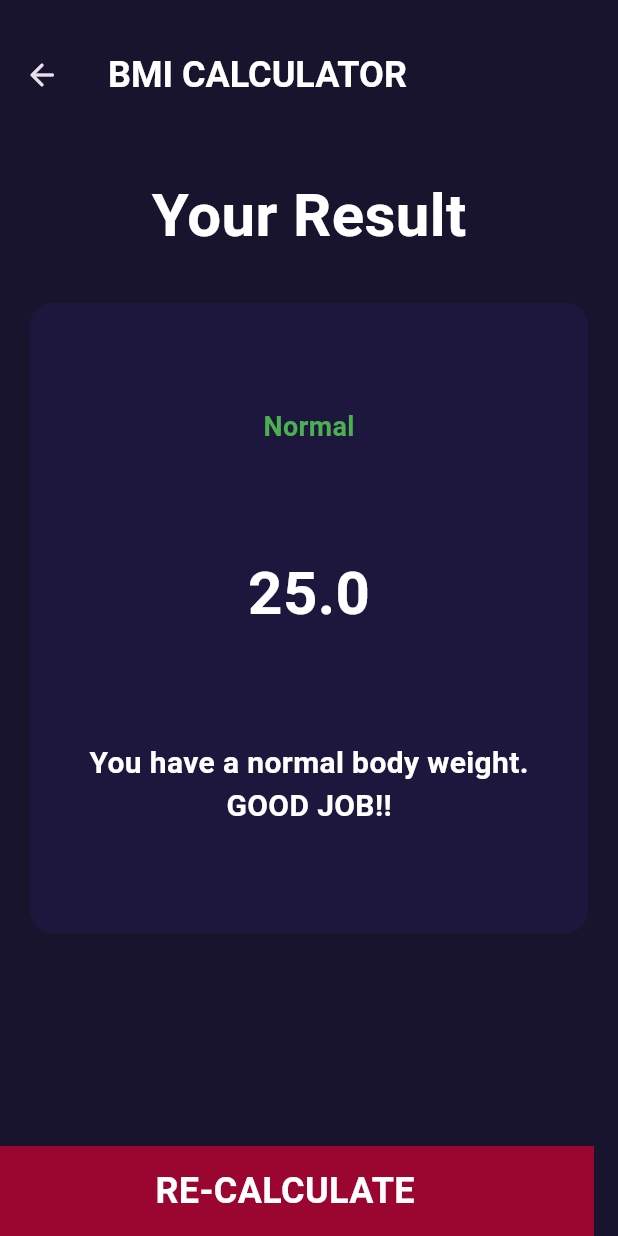
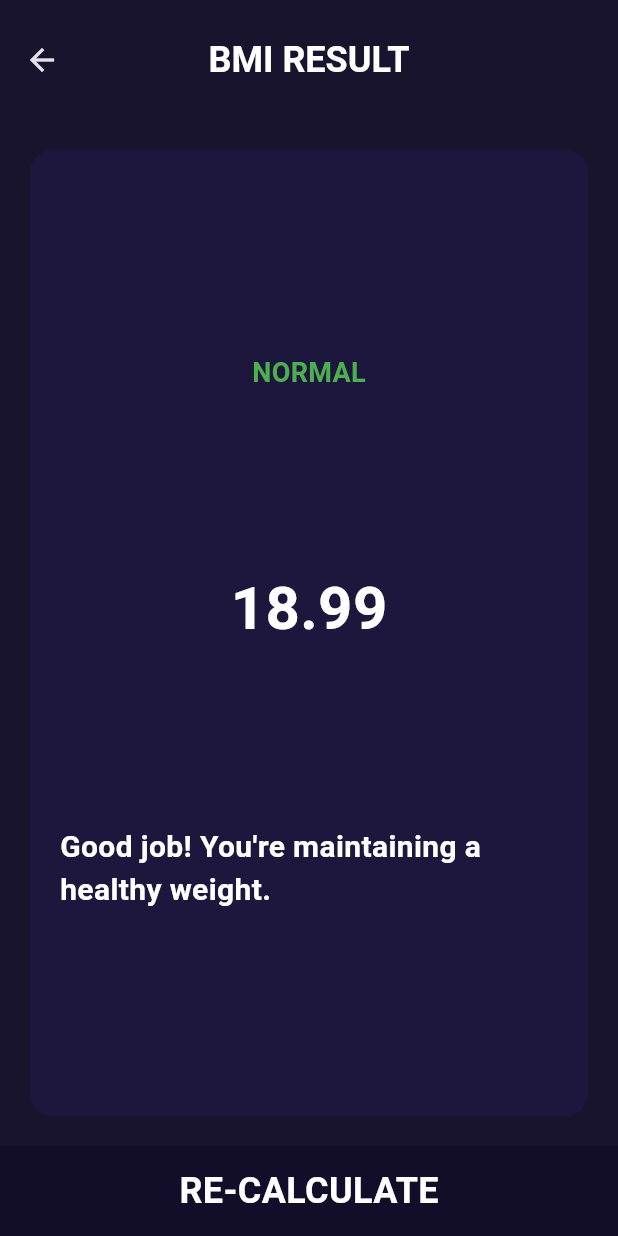
Before and after one commit to rajukarki467/bmi_calculator, a Flutter app: the screen it shows after launch, after a tap on the "remove" icon, after a tap on the "add" icon, after a tap on "CALCULATE", on a phone screen of 412 x 824 dp. Run offline on Flutter 3.47's test engine with Material 3 defaults, Android fonts, the phone set to English and light mode, and no system bars.

Commit message:
complete bmi calculator

```diff
--- a/lib/constants/colors.dart
+++ b/lib/constants/colors.dart
@@ -10,4 +10,5 @@ class CustomColor {
   static const Color yellowPimary = Color(0xffffaf29);
   static const Color whitePrimary = Color(0xffeaeaeb);
   static const Color whiteSecondary = Color(0xffc8c9ce);
+  static const Color appBar = Color.fromARGB(255, 18, 14, 42);
 }
--- a/lib/pages/bmiresultpage.dart
+++ b/lib/pages/bmiresultpage.dart
@@ -1,22 +1,22 @@
-import 'package:bmi_calculator/widgets/bmiWidgets.dart';
+// ignore_for_file: public_member_api_docs, sort_constructors_first
+import 'package:bmi_calculator/constants/colors.dart';
 import 'package:flutter/material.dart';
 
+import 'package:bmi_calculator/utils/bmi_helper.dart';
+import 'package:bmi_calculator/widgets/bmiWidgets.dart';
+
 class Bmiresultpage extends StatelessWidget {
-  const Bmiresultpage({super.key});
+  const Bmiresultpage({super.key, required this.result});
+  final BMIResult result;
 
   @override
   Widget build(BuildContext context) {
     return Scaffold(
       appBar: AppBar(
-        leading: IconButton(
-          onPressed: () {
-            Navigator.pop(context);
-          },
-          icon: Icon(Icons.arrow_back_rounded),
-        ),
-        toolbarHeight: 100,
+        toolbarHeight: 80,
+        centerTitle: true,
         title: Text(
-          "BMI CALCULATOR",
+          "BMI RESULT",
           style: TextStyle(
             fontSize: 24,
             fontWeight: FontWeight.bold,
@@ -30,20 +30,11 @@ class Bmiresultpage extends StatelessWidget {
       body: Center(
         child: Column(
           children: [
-            SizedBox(height: 15),
-            Text(
-              "Your Result",
-              style: TextStyle(
-                fontSize: 40,
-                fontWeight: FontWeight.bold,
-                color: Colors.white,
-              ),
-            ),
-            SizedBox(height: 30),
-            Container(
-              margin: EdgeInsets.symmetric(horizontal: 20),
-              padding: EdgeInsets.symmetric(horizontal: 10),
-              height: 420,
+            Expanded(
+              child: Container(
+                margin: EdgeInsets.all(20),
+                padding: EdgeInsets.all(20),
+                // height: 420,
                 width: double.infinity,
                 decoration: BoxDecoration(
                   color: Color.fromARGB(255, 29, 23, 61),
@@ -53,44 +44,33 @@ class Bmiresultpage extends StatelessWidget {
                   mainAxisAlignment: MainAxisAlignment.spaceEvenly,
                   children: [
                     Bmiwidgets.customText1(
-                    text: "Normal",
+                      text: result.state,
                       fsi: 18,
                       color: Colors.green,
                     ),
                     Bmiwidgets.customText1(
-                    text: "25.0",
+                      text: result.value.toStringAsPrecision(4),
                       fsi: 40,
                       color: Colors.white,
                     ),
 
-                  Column(
-                    children: [
                     Bmiwidgets.customText1(
-                        text: "You have a normal body weight.",
-                        fsi: 20,
-                        color: Colors.white,
-                      ),
-                      Bmiwidgets.customText1(
-                        text: "GOOD JOB!!",
+                      text: result.message,
                       fsi: 20,
                       color: Colors.white,
                     ),
                   ],
                 ),
-                ],
               ),
             ),
-          ],
-        ),
-      ),
-      floatingActionButton: GestureDetector(
+            GestureDetector(
               onTap: () {
                 Navigator.pop(context);
               },
               child: Container(
                 height: 60,
                 width: double.infinity,
-          decoration: BoxDecoration(color: Color.fromARGB(223, 174, 4, 50)),
+                decoration: BoxDecoration(color: CustomColor.appBar),
                 child: Center(
                   child: Text(
                     "RE-CALCULATE",
@@ -103,7 +83,9 @@ class Bmiresultpage extends StatelessWidget {
                 ),
               ),
             ),
-      floatingActionButtonLocation: FloatingActionButtonLocation.endDocked,
+          ],
+        ),
+      ),
     );
   }
 }
--- a/lib/pages/homebmiscreen.dart
+++ b/lib/pages/homebmiscreen.dart
@@ -1,4 +1,6 @@
+import 'package:bmi_calculator/constants/colors.dart';
 import 'package:bmi_calculator/pages/bmiresultpage.dart';
+import 'package:bmi_calculator/utils/bmi_helper.dart';
 import 'package:bmi_calculator/widgets/bmiWidgets.dart';
 import 'package:flutter/material.dart';
 
@@ -13,23 +15,34 @@ class _HomebmiscreenState extends State<Homebmiscreen> {
   double weightvalue = 55;
   double agevalue = 20;
   bool isSelected = false;
-  String? selectGender;
+  Gender selectGender = Gender.male;
+
+  double heightInIches = 67;
+  String get heightFormatted {
+    final selectedFeet = heightInIches ~/ 12;
+    final selectedInches = (heightInIches % 12).round();
+    return "$selectedFeet'$selectedInches\"";
+  }
+
+  int selectedFeet = 5;
+  int selectedInches = 7;
   @override
   Widget build(BuildContext context) {
     return Scaffold(
       appBar: AppBar(
         toolbarHeight: 100,
+        centerTitle: true,
         title: Text(
-          "BMI CALCULATOR",
+          "BMI Calculator",
           style: TextStyle(
             fontSize: 24,
             fontWeight: FontWeight.bold,
             color: Colors.white,
           ),
         ),
-        backgroundColor: Color.fromARGB(255, 25, 20, 45),
+        backgroundColor: Color.fromARGB(170, 42, 35, 75),
       ),
-      backgroundColor: Color.fromARGB(255, 25, 20, 45),
+      backgroundColor: Color.fromARGB(170, 42, 35, 75),
       body: Column(
         children: [
           SizedBox(height: 20),
@@ -39,20 +52,20 @@ class _HomebmiscreenState extends State<Homebmiscreen> {
               Bmiwidgets.genderContainer(
                 icon: Icon(Icons.male, size: 70),
                 gender: "MALE",
-                isSelected: selectGender == "MALE",
+                isSelected: selectGender == Gender.male,
                 callback: () {
                   setState(() {
-                    selectGender = "MALE";
+                    selectGender = Gender.male;
                   });
                 },
               ),
               Bmiwidgets.genderContainer(
                 icon: Icon(Icons.female, size: 70),
                 gender: "FEMALE",
-                isSelected: selectGender == "FEMALE",
+                isSelected: selectGender == Gender.female,
                 callback: () {
                   setState(() {
-                    selectGender = "FEMALE";
+                    selectGender = Gender.female;
                   });
                 },
               ),
@@ -71,7 +84,23 @@ class _HomebmiscreenState extends State<Homebmiscreen> {
               mainAxisAlignment: MainAxisAlignment.spaceEvenly,
               children: [
                 Bmiwidgets.customText(text: "HEIGHT"),
-                Bmiwidgets.customText(text: "5'7\""),
+                Bmiwidgets.customText(text: heightFormatted, fsi: 36),
+                Slider(
+                  thumbColor: Colors.white,
+                  activeColor: Colors.white,
+                  inactiveColor: Colors.grey.shade700,
+                  value: heightInIches,
+                  min: 24,
+                  max: 107,
+                  divisions: 83,
+                  label: heightFormatted,
+
+                  onChanged: (value) {
+                    setState(() {
+                      heightInIches = value;
+                    });
+                  },
+                ),
               ],
             ),
           ),
@@ -109,19 +138,27 @@ class _HomebmiscreenState extends State<Homebmiscreen> {
               ),
             ],
           ),
-        ],
-      ),
-      floatingActionButton: GestureDetector(
+          Spacer(),
+          GestureDetector(
             onTap: () {
               Navigator.push(
                 context,
-            MaterialPageRoute(builder: (context) => Bmiresultpage()),
+                MaterialPageRoute(
+                  builder: (context) => Bmiresultpage(
+                    result: calculateBMI(
+                      gender: selectGender,
+                      heightInches: heightInIches,
+                      weight: weightvalue,
+                      age: agevalue,
+                    ),
+                  ),
+                ),
               );
             },
             child: Container(
               height: 60,
               width: double.infinity,
-          decoration: BoxDecoration(color: Color.fromARGB(223, 174, 4, 50)),
+              decoration: BoxDecoration(color: CustomColor.appBar),
               child: Center(
                 child: Text(
                   "CALCULATE",
@@ -134,7 +171,8 @@ class _HomebmiscreenState extends State<Homebmiscreen> {
               ),
             ),
           ),
-      floatingActionButtonLocation: FloatingActionButtonLocation.endDocked,
+        ],
+      ),
     );
   }
 }
--- a/lib/utils/bmi_helper.dart
+++ b/lib/utils/bmi_helper.dart
@@ -1,7 +1,5 @@
-// Define Gender enum
 enum Gender { male, female }
 
-// Define BMIResult class to hold result data
 class BMIResult {
   final double value;
   final String state;
@@ -10,41 +8,139 @@ class BMIResult {
   BMIResult({required this.value, required this.state, required this.message});
 }
 
-// Function to calculate BMI and generate result
-BMIResult calculateBMI(
-  Gender gender,
-  int heightFeet,
-  int heightInches,
-  int weight,
-  int age,
-) {
-  // Convert height to inches
-  int totalHeightInches = (heightFeet * 12) + heightInches;
+BMIResult calculateBMI({
+  required Gender gender,
+  required double heightInches,
+  required double weight, // kg
+  required double age, // years, decimals allowed
+}) {
+  double heightInMeters = heightInches * 0.0254;
+  double bmi = weight / (heightInMeters * heightInMeters);
 
-  // Calculate BMI = (weight in kg) / (height in meters squared)
-  double heightInMeters =
-      totalHeightInches * 0.0254; // Convert inches to meters
-  double heightSquared = heightInMeters * heightInMeters;
-  double bmi = weight / heightSquared;
-
-  // Determine BMI state and message based on result
   String state;
   String message;
-  if (bmi < 18.5) {
+
+  if (age < 2) {
+    // Too young for BMI interpretation
+    state = "AGE_TOO_LOW";
+    message = "BMI is not typically used for children under 2 years old.";
+    return BMIResult(value: bmi, state: state, message: message);
+  }
+
+  if (age >= 2 && age < 20) {
+    // CHILD BMI interpretation using rough percentile cutoffs (approximate)
+    // Note: This is a simplification for demonstration only.
+
+    // Approximate BMI percentile cutoffs by gender (from CDC charts):
+    // Underweight: < 5th percentile
+    // Healthy: 5th - 85th percentile
+    // Overweight: 85th - 95th percentile
+    // Obese: > 95th percentile
+
+    // Approximate BMI percentile thresholds by age & gender
+    // These numbers are illustrative, based on average BMI for age/gender
+
+    double underweightCutoff;
+    double overweightCutoff;
+    double obeseCutoff;
+
+    if (gender == Gender.male) {
+      if (age < 5) {
+        underweightCutoff = 14.5;
+        overweightCutoff = 17.5;
+        obeseCutoff = 19.0;
+      } else if (age < 10) {
+        underweightCutoff = 14.0;
+        overweightCutoff = 19.0;
+        obeseCutoff = 21.5;
+      } else if (age < 15) {
+        underweightCutoff = 16.0;
+        overweightCutoff = 23.0;
+        obeseCutoff = 26.5;
+      } else {
+        // 15-19 years male
+        underweightCutoff = 17.0;
+        overweightCutoff = 25.0;
+        obeseCutoff = 29.0;
+      }
+    } else if (gender == Gender.female) {
+      if (age < 5) {
+        underweightCutoff = 14.0;
+        overweightCutoff = 18.5;
+        obeseCutoff = 20.5;
+      } else if (age < 10) {
+        underweightCutoff = 13.5;
+        overweightCutoff = 19.0;
+        obeseCutoff = 22.0;
+      } else if (age < 15) {
+        underweightCutoff = 15.5;
+        overweightCutoff = 23.0;
+        obeseCutoff = 27.0;
+      } else {
+        // 15-19 years female
+        underweightCutoff = 16.5;
+        overweightCutoff = 25.0;
+        obeseCutoff = 29.0;
+      }
+    } else {
+      // gender == none
+      // use rough averages of male and female cutoffs
+      underweightCutoff = 15.0;
+      overweightCutoff = 21.5;
+      obeseCutoff = 25.0;
+    }
+
+    if (bmi < underweightCutoff) {
+      state = "UNDERWEIGHT";
+      message = "Your BMI is below the healthy range for your age and gender.";
+    } else if (bmi < overweightCutoff) {
+      state = "NORMAL";
+      message = "Your BMI is within a healthy range for your age and gender.";
+    } else if (bmi < obeseCutoff) {
+      state = "OVERWEIGHT";
+      message =
+          "Your BMI is above the healthy range. Consider healthy lifestyle changes.";
+    } else {
+      state = "OBESE";
+      message =
+          "Your BMI is well above the healthy range. Please consult a healthcare provider.";
+    }
+
+    return BMIResult(value: bmi, state: state, message: message);
+  }
+
+  // Adult BMI interpretation (age >= 20)
+  // Slightly adjust for older adults > 65
+  double underweightThreshold = 18.5;
+  double normalThreshold = 24.9;
+  double overweightThreshold = 29.9;
+
+  if (age > 65) {
+    normalThreshold = 27.0;
+    overweightThreshold = 30.0;
+  }
+
+  if (bmi < underweightThreshold) {
     state = "UNDERWEIGHT";
-    message = "You should gain some weight for a healthier body. Eat well!";
-  } else if (bmi >= 18.5 && bmi < 24.9) {
+    message = gender == Gender.female
+        ? "You're underweight. A nutritionist can help you reach a healthier balance."
+        : "You might need to gain some weight for better health and energy.";
+  } else if (bmi <= normalThreshold) {
     state = "NORMAL";
-    message = "You've a good body weight. GOOD JOB!!!";
-  } else if (bmi >= 25 && bmi < 29.9) {
+    message = gender == Gender.female
+        ? "Your weight is in the healthy range. Keep up the good habits!"
+        : "Good job! You're maintaining a healthy weight.";
+  } else if (bmi <= overweightThreshold) {
     state = "OVERWEIGHT";
-    message = "You might want to lose a bit of weight for better health.";
+    message = gender == Gender.female
+        ? "You might consider lifestyle adjustments to reach a healthier weight."
+        : "Try to incorporate regular exercise and healthy eating into your routine.";
   } else {
     state = "OBESE";
-    message =
-        "It's recommended to consult a health expert for advice on weight loss.";
+    message = gender == Gender.female
+        ? "It’s important to speak with a healthcare provider for personalized advice."
+        : "Obesity may increase your risk of health issues. Please consult your doctor.";
   }
 
-  // Return the BMI result object
   return BMIResult(value: bmi, state: state, message: message);
 }
--- a/lib/widgets/bmiWidgets.dart
+++ b/lib/widgets/bmiWidgets.dart
@@ -1,3 +1,4 @@
+import 'package:bmi_calculator/constants/colors.dart';
 import 'package:flutter/material.dart';
 import 'package:flutter/widgets.dart';
 
@@ -15,9 +16,10 @@ class Bmiwidgets {
       child: Container(
         height: 140,
         width: 140,
+
         decoration: BoxDecoration(
           color: isSelected
-              ? Colors.grey.shade700
+              ? Color.fromARGB(255, 18, 14, 42)
               : Color.fromARGB(255, 29, 23, 61),
           borderRadius: BorderRadius.circular(15),
         ),
@@ -94,28 +96,28 @@ class Bmiwidgets {
                 height: 40,
                 width: 40,
                 decoration: BoxDecoration(
-                  color: Colors.white,
+                  color: CustomColor.appBar,
                   borderRadius: BorderRadius.circular(25),
                 ),
                 child: IconButton(
                   onPressed: () {
                     deccallback();
                   },
-                  icon: Icon(Icons.remove),
+                  icon: Icon(Icons.remove, color: Colors.white),
                 ),
               ),
               Container(
                 height: 40,
                 width: 40,
                 decoration: BoxDecoration(
-                  color: Colors.white,
+                  color: CustomColor.appBar,
                   borderRadius: BorderRadius.circular(25),
                 ),
                 child: IconButton(
                   onPressed: () {
                     inccallback();
                   },
-                  icon: Icon(Icons.add),
+                  icon: Icon(Icons.add, color: Colors.white),
                 ),
               ),
             ],
```
Lines whose indentation alone changed are shown as unchanged.
